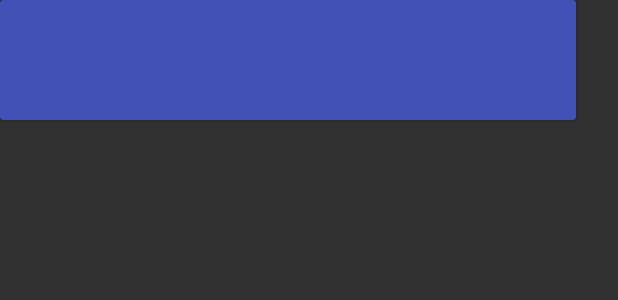
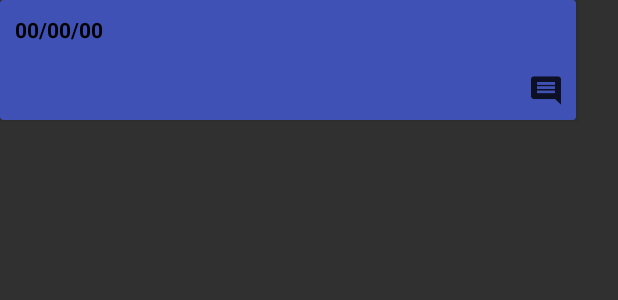
Before and after one commit to Bashalir/MoodTracker, an Android app: the layout list_bar.xml on its own in the app's theme, with its tools: preview values and no code run, on a phone screen of 412 x 824 dp. Shown: the top 300 px of the screen. Run offline under Robolectric (Android 15) with nearby library versions, the phone set to English and light mode, and no system bars.

Commit message:
Add comment and date in list_bar

```diff
--- a/app/src/main/res/layout/list_bar.xml
+++ b/app/src/main/res/layout/list_bar.xml
@@ -7,5 +7,21 @@
     android:orientation="vertical"
     app:cardBackgroundColor="@color/colorPrimary">
 
+    <ImageView
+        android:id="@+id/list_bar_comment_btn"
+        android:layout_width="wrap_content"
+        android:layout_height="wrap_content"
+        android:layout_gravity="bottom|end"
+        android:layout_marginEnd="10dp"
+        android:layout_marginBottom="10dp"
+        android:background="@drawable/ic_comment_black_48px"
+        ></ImageView>
 
+    <TextView
+        android:layout_width="wrap_content"
+        android:layout_height="wrap_content"
+        android:layout_margin="10dp"
+        android:text="00/00/00"
+        android:textColor="#000"
+        android:textStyle="bold" />
 </android.support.v7.widget.CardView>
```
